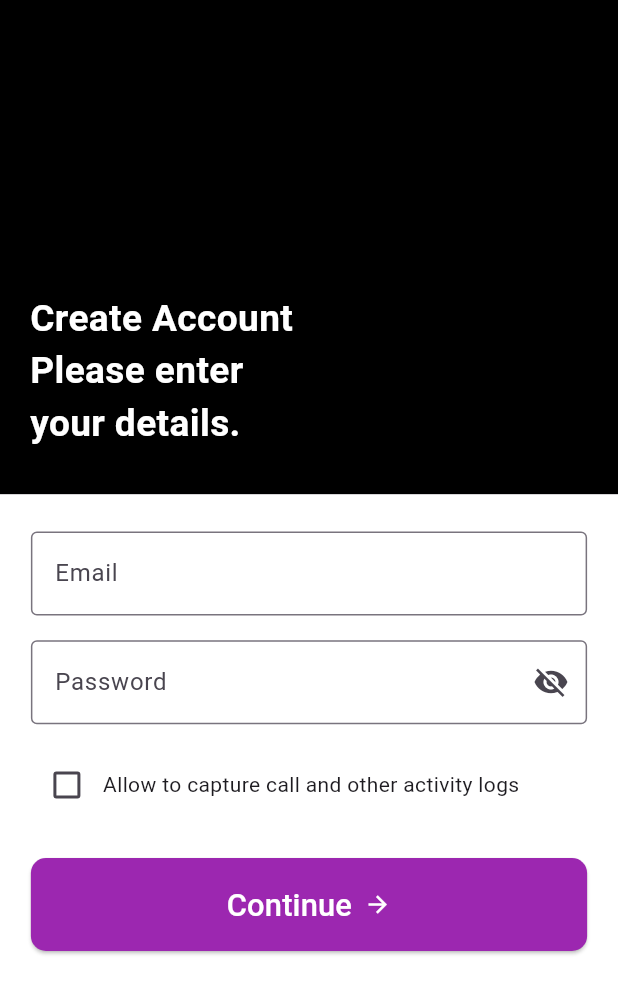
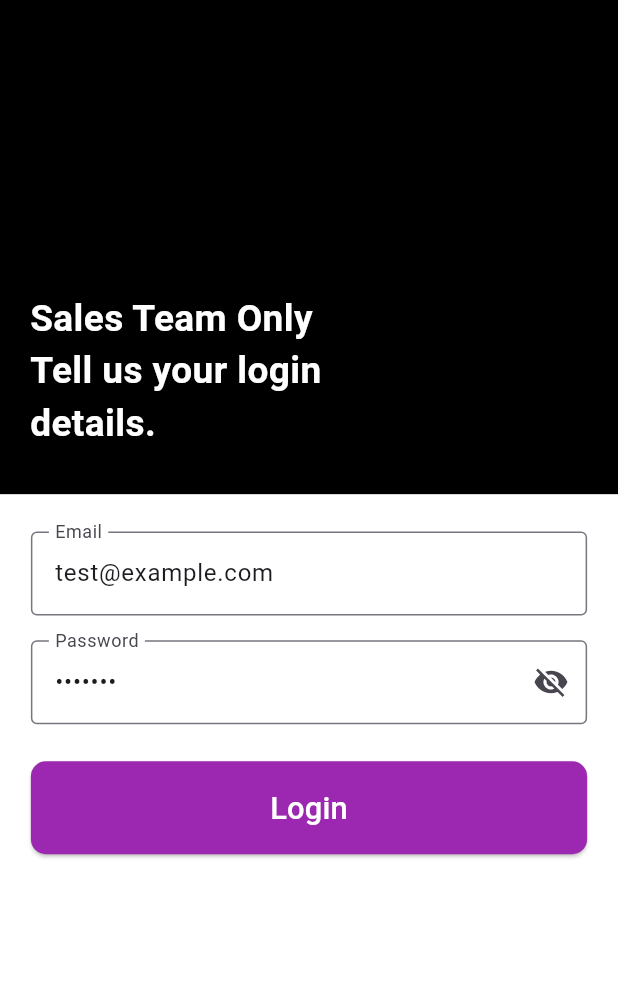
Before and after one commit to HiBorn4/customerApp, a Flutter app: the screen it shows after launch, after a tap on "Sign Up", on a phone screen of 412 x 824 dp. Shown: the top 994 px of the screen. Run offline on Flutter 3.47's test engine with Material 3 defaults, Android fonts, the phone set to English and light mode, and no system bars; our stand-ins replace firebase_auth, firebase_core, get, smooth_page_indicator; accounts and stored records are empty.

Commit message:
routes are added

```diff
--- a/lib/main.dart
+++ b/lib/main.dart
@@ -7,11 +7,22 @@ import 'package:customerapp/screens/profile_screen.dart';
 import 'package:customerapp/screens/signup_screen.dart';
 import 'package:flutter/material.dart';
 import 'package:get/get.dart';
+import 'package:firebase_core/firebase_core.dart';
 import 'screens/home_screen.dart';
 import 'screens/payment_schedule_screen.dart';
 import 'screens/project_detail_screen.dart';
+import 'services/auth_service.dart';
 
-void main() {
+void main() async {
+  WidgetsFlutterBinding.ensureInitialized(); // Ensures Flutter is initialized properly
+
+  try {
+    await Firebase.initializeApp(); // Initialize Firebase
+    print("✅ Firebase Initialized Successfully");
+  } catch (e) {
+    print("🔥 Firebase Initialization Error: $e");
+  }
+
   runApp(MyApp());
 }
 
@@ -22,16 +33,19 @@ class MyApp extends StatelessWidget {
   Widget build(BuildContext context) {
     return GetMaterialApp(
       debugShowCheckedModeBanner: false,
-      title: 'Flutter Home Screen',
+      title: 'Customer App',
       theme: ThemeData(
         primarySwatch: Colors.blue,
         visualDensity: VisualDensity.adaptivePlatformDensity,
       ),
-      home: SignupScreen(),
+      initialBinding: BindingsBuilder(() {
+        Get.put(AuthService()); // Inject AuthService for authentication management
+      }),
       initialRoute: "/",
       getPages: [
         GetPage(name: '/', page: () => SignupScreen()),
         GetPage(name: '/login', page: () => LoginScreen()),
+        // GetPage(name: '/otp', page: () => OtpScreen()), // Added OTP screen
         GetPage(name: '/home', page: () => HomeScreen()),
         GetPage(name: '/project-detail', page: () => ProjectDetailScreen()),
         GetPage(name: '/payment-schedule', page: () => PaymentScheduleScreen()),
--- a/lib/screens/cost_sheet_screen.dart
+++ b/lib/screens/cost_sheet_screen.dart
@@ -569,7 +569,7 @@ Widget _buildDashedDivider() {
             )),
         trailing: Icon(Icons.arrow_forward_ios,
             size: screenHeight * 0.02),
-        onTap: () => {}
+        onTap: () =>  Get.toNamed('/activity-log'),
       ),
     );
   }
--- a/lib/screens/home_screen.dart
+++ b/lib/screens/home_screen.dart
@@ -88,7 +88,7 @@ class HomeContent extends StatelessWidget {
             padding: EdgeInsets.only(right: Responsive.getPadding(screenWidth).horizontal * 0.3),
             child: IconButton(
               icon: Icon(Icons.settings, size: Responsive.getFontSize(screenWidth, 40)),
-              onPressed: () => Get.toNamed('/settings'),
+              onPressed: () => Get.toNamed('/profile'),
             ),
           ),
         ],
--- a/lib/screens/login_screen.dart
+++ b/lib/screens/login_screen.dart
@@ -15,11 +15,19 @@ class LoginScreen extends StatefulWidget {
 class _LoginScreenState extends State<LoginScreen> {
   bool _isPasswordVisible = false;
   bool _isChecked = false;
-  final TextEditingController _emailController = TextEditingController();
-  final TextEditingController _passwordController = TextEditingController();
 
-  // Get the auth service
-  final AuthService _authService = Get.find<AuthService>();
+  final TextEditingController _emailController =
+      TextEditingController(text: "test@example.com"); // Default Email
+  final TextEditingController _passwordController =
+      TextEditingController(text: "Pass123"); // Default Password
+
+  late final AuthService _authService;
+
+  @override
+  void initState() {
+    super.initState();
+    _authService = Get.find<AuthService>(); // Get the already initialized service
+  }
 
   @override
   void dispose() {
@@ -28,82 +36,26 @@ class _LoginScreenState extends State<LoginScreen> {
     super.dispose();
   }
 
-  bool _validateEmail(String email) {
-    return RegExp(r'^[\w-\.]+@([\w-]+\.)+[\w-]{2,4}$').hasMatch(email);
-  }
+  void _handleContinue() async {
+    try {
+      final email = _emailController.text.trim();
+      final password = _passwordController.text;
 
-  bool _validatePassword(String password) {
-    // Require at least 6 characters
-    return password.length >= 6;
-  }
-
-  void _handleContinue() async {
-    // Reset local error message
-    String localError = '';
-
-    String email = _emailController.text.trim();
-    String password = _passwordController.text;
-
-    // Input validation
-    if (email.isEmpty) {
-      setState(() {
-        localError = 'Email is required';
-      });
-      return;
-    }
-
-    if (!_validateEmail(email)) {
-      setState(() {
-        localError = 'Please enter a valid email address';
-      });
-      return;
-    }
-
-    if (password.isEmpty) {
-      setState(() {
-        localError = 'Password is required';
-      });
-      return;
-    }
-
-    if (!_validatePassword(password)) {
-      setState(() {
-        localError = 'Password must be at least 6 characters';
-      });
-      return;
-    }
-
-    try {
-      // Check if this is signup or login mode
-      if (widget.isSignup) {
-        // SIGNUP FLOW: Create new user
-        final user = await _authService.signUp(email, password);
-
-        if (user != null) {
-          // Navigate to OTP verification screen
-          Get.toNamed('/otp', arguments: {'email': email});
-        }
-      } else {
-        // LOGIN FLOW: Sign in existing user
+      // LOGIN FLOW
       final user = await _authService.signIn(email, password);
 
       if (user != null) {
-          // Check if email is verified
-          if (!user.emailVerified) {
-            // Email not verified, send to OTP screen
+        // Email Verified → Go to Home
+        if (user.emailVerified) {
+          Get.offAllNamed('/home');
+        } else {
+          // Email not verified → Send OTP
           await _authService.sendOTP();
           Get.toNamed('/otp', arguments: {'email': email});
-          } else {
-            // Email verified, go to home
-            Get.offAllNamed('/home');
-          }
         }
       }
     } catch (e) {
-      // Handle any unexpected errors
-      setState(() {
-        localError = 'An unexpected error occurred';
-      });
+      print("🔥 Login Error: $e");
     }
   }
 
@@ -119,9 +71,7 @@ class _LoginScreenState extends State<LoginScreen> {
           builder: (context, constraints) {
             return SingleChildScrollView(
               child: ConstrainedBox(
-                constraints: BoxConstraints(
-                  minHeight: constraints.maxHeight,
-                ),
+                constraints: BoxConstraints(minHeight: constraints.maxHeight),
                 child: IntrinsicHeight(
                   child: Column(
                     children: [
@@ -133,9 +83,7 @@ class _LoginScreenState extends State<LoginScreen> {
                         padding: EdgeInsets.only(left: 20, bottom: 30),
                         alignment: Alignment.bottomLeft,
                         child: Text(
-                          widget.isSignup
-                              ? "Create Account\nPlease enter\nyour details."
-                              : "Sales Team Only\nTell us your login\ndetails.",
+                          "Sales Team Only\nTell us your login\ndetails.",
                           style: TextStyle(
                             color: Colors.white,
                             fontSize: screenWidth * 0.06,
@@ -148,7 +96,8 @@ class _LoginScreenState extends State<LoginScreen> {
                       Expanded(
                         child: Container(
                           color: Colors.white,
-                          padding: EdgeInsets.symmetric(horizontal: screenWidth * 0.05),
+                          padding:
+                              EdgeInsets.symmetric(horizontal: screenWidth * 0.05),
                           child: Column(
                             crossAxisAlignment: CrossAxisAlignment.start,
                             children: [
@@ -161,13 +110,7 @@ class _LoginScreenState extends State<LoginScreen> {
                                 decoration: InputDecoration(
                                   labelText: "Email",
                                   border: OutlineInputBorder(),
-                                  suffixIcon: _emailController.text.isNotEmpty && _validateEmail(_emailController.text)
-                                      ? Icon(Icons.check_circle, color: Colors.green)
-                                      : null,
                                 ),
-                                onChanged: (value) {
-                                  setState(() {});
-                                },
                               ),
 
                               SizedBox(height: screenHeight * 0.02),
@@ -181,7 +124,9 @@ class _LoginScreenState extends State<LoginScreen> {
                                   border: OutlineInputBorder(),
                                   suffixIcon: IconButton(
                                     icon: Icon(
-                                      _isPasswordVisible ? Icons.visibility : Icons.visibility_off,
+                                      _isPasswordVisible
+                                          ? Icons.visibility
+                                          : Icons.visibility_off,
                                     ),
                                     onPressed: () {
                                       setState(() {
@@ -192,80 +137,30 @@ class _LoginScreenState extends State<LoginScreen> {
                                 ),
                               ),
 
-                              // Error message from auth service
-                              Obx(() {
-                                if (_authService.errorMessage.value.isNotEmpty) {
-                                  return Padding(
-                                    padding: EdgeInsets.symmetric(vertical: screenHeight * 0.01),
-                                    child: Text(
-                                      _authService.errorMessage.value,
-                                      style: TextStyle(
-                                        color: Colors.red,
-                                        fontSize: screenWidth * 0.035,
-                                      ),
-                                    ),
-                                  );
-                                }
-                                return SizedBox.shrink();
-                              }),
-
-                              SizedBox(height: screenHeight * 0.02),
-
-                              // Checkbox for Call & Activity Logs
-                              Row(
-                                children: [
-                                  Checkbox(
-                                    value: _isChecked,
-                                    onChanged: (value) {
-                                      setState(() {
-                                        _isChecked = value!;
-                                      });
-                                    },
-                                  ),
-                                  Expanded(
-                                    child: Text("Allow to capture call and other activity logs"),
-                                  ),
-                                ],
-                              ),
-
                               SizedBox(height: screenHeight * 0.03),
 
-                              // Agree & Continue Button
+                              // Login Button
                               SizedBox(
                                 width: double.infinity,
-                                child: Obx(() => ElevatedButton(
+                                child: ElevatedButton(
                                   style: ElevatedButton.styleFrom(
                                     backgroundColor: Colors.purple,
-                                    padding: EdgeInsets.symmetric(vertical: screenHeight * 0.02),
+                                    padding:
+                                        EdgeInsets.symmetric(vertical: screenHeight * 0.02),
                                     shape: RoundedRectangleBorder(
                                       borderRadius: BorderRadius.circular(10),
                                     ),
                                   ),
-                                  onPressed: _authService.isLoading.value ? null : _handleContinue,
-                                  child: _authService.isLoading.value
-                                      ? SizedBox(
-                                          height: screenWidth * 0.05,
-                                          width: screenWidth * 0.05,
-                                          child: CircularProgressIndicator(
-                                            color: Colors.white,
-                                            strokeWidth: 3,
-                                          ),
-                                        )
-                                      : Row(
-                                          mainAxisAlignment: MainAxisAlignment.center,
-                                          children: [
-                                            Text(
-                                              widget.isSignup ? "Continue" : "Agree & Continue",
+                                  // onPressed: _handleContinue,
+                                  onPressed: () => Get.toNamed('/home'),
+                                  child: Text(
+                                    "Login",
                                     style: TextStyle(
                                       fontSize: screenWidth * 0.05,
                                       color: Colors.white,
                                     ),
                                   ),
-                                            SizedBox(width: screenWidth * 0.02),
-                                            Icon(Icons.arrow_forward, color: Colors.white),
-                                          ],
                                 ),
-                                )),
                               ),
 
                               SizedBox(height: screenHeight * 0.03),
--- a/lib/screens/signup_screen.dart
+++ b/lib/screens/signup_screen.dart
@@ -2,6 +2,7 @@ import 'package:flutter/material.dart';
 import 'package:get/get.dart';
 import 'package:smooth_page_indicator/smooth_page_indicator.dart';
 
+import '../services/auth_service.dart';
 import 'login_screen.dart';
 
 class SignupScreen extends StatefulWidget {
@@ -11,6 +12,14 @@ class SignupScreen extends StatefulWidget {
 
 class _SignupScreenState extends State<SignupScreen> {
   final PageController _pageController = PageController();
+  late final AuthService _authService;
+
+  @override
+  void initState() {
+    super.initState();
+    _authService = Get.find<AuthService>(); // Get the already initialized service
+  }
+
 
   @override
   Widget build(BuildContext context) {
```
Also changed, not shown: lib/screens/project_detail_screen.dart (+7 -2 lines). Lines whose indentation alone changed are shown as unchanged.
